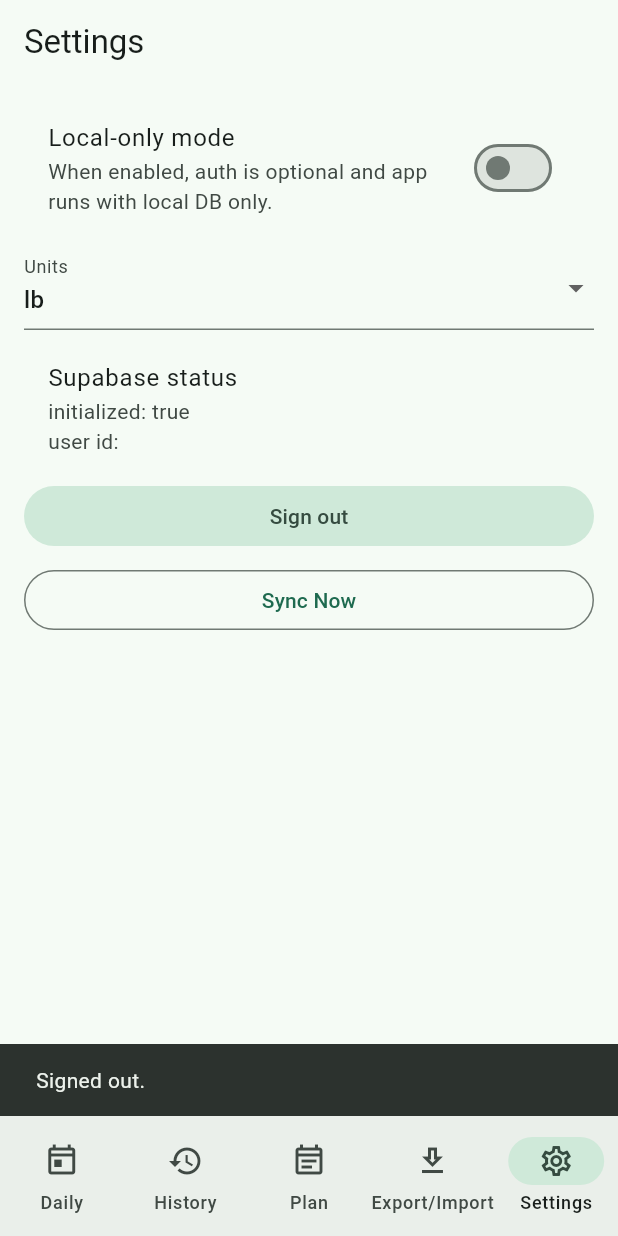
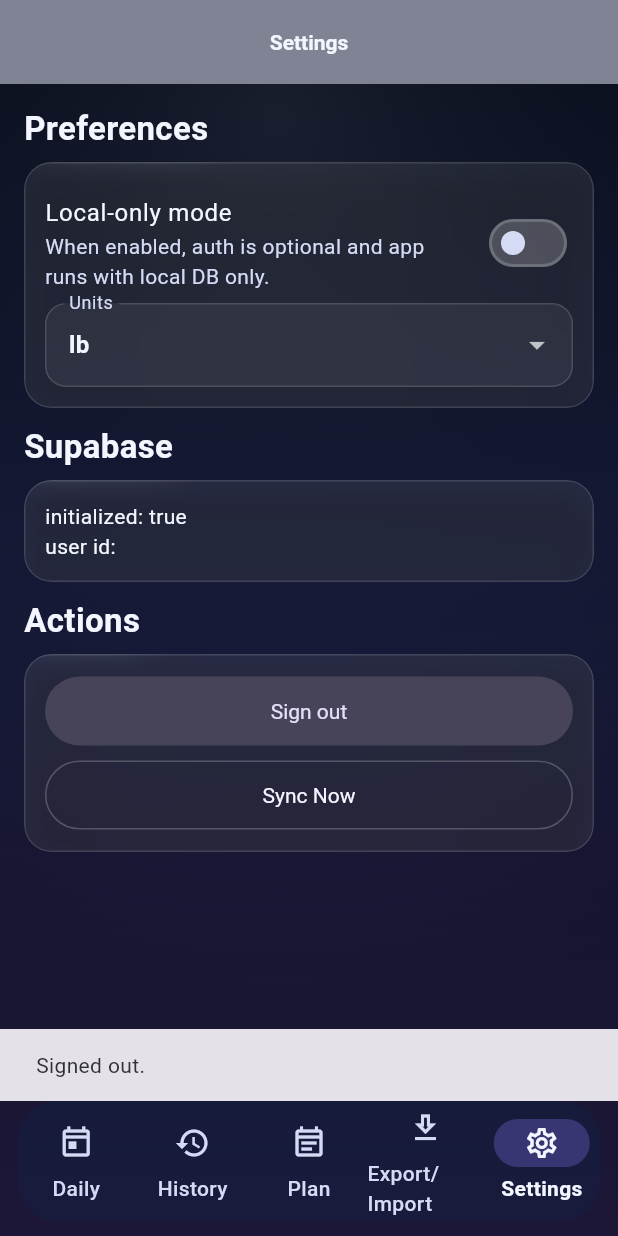
Before and after one commit to rwamoroso/adaptive-athlete, a Flutter app: the screen it shows once a user with an empty profile is signed in, item 5 of the bottom bar chosen, after a tap on "Sign out", on a phone screen of 412 x 824 dp. Run offline on Flutter 3.47's test engine with Material 3 defaults, Android fonts, the phone set to English and light mode, and no system bars; our stand-ins replace csv, drift, drift_flutter, file_picker, flutter_riverpod, go_router and 1 more; missing offline and left inert: excel, spreadsheet_decoder; accounts and stored records are empty; generated files the repository leaves out were written again; statements that could not run were skipped.

Commit message:
Restyle History Plan Export Settings and shell to clinical system

```diff
--- a/lib/features/export/export_screen.dart
+++ b/lib/features/export/export_screen.dart
@@ -5,6 +5,7 @@ import 'package:flutter_riverpod/flutter_riverpod.dart';
 import '../../core/utils/app_providers.dart';
 import '../../db/app_db.dart';
 import '../training/garmin_csv_import_service.dart';
+import '../ui/clinical_widgets.dart';
 import '../training/run_inputs_screen.dart';
 import '../training/strength_history_import_service.dart';
 
@@ -241,7 +242,9 @@ class _ExportScreenState extends ConsumerState<ExportScreen> {
     return ListView(
       padding: const EdgeInsets.all(16),
       children: [
-        Card(
+        const SectionHeader(text: 'Import / Export'),
+        const SizedBox(height: 8),
+        GlassCard(
           child: Padding(
             padding: const EdgeInsets.all(12),
             child: Column(
@@ -318,7 +321,7 @@ class _ExportScreenState extends ConsumerState<ExportScreen> {
           ),
         ),
         const SizedBox(height: 16),
-        Card(
+        GlassCard(
           child: Padding(
             padding: const EdgeInsets.all(12),
             child: Column(
@@ -386,7 +389,7 @@ class _ExportScreenState extends ConsumerState<ExportScreen> {
           ),
         ),
         const SizedBox(height: 16),
-        Card(
+        GlassCard(
           child: Padding(
             padding: const EdgeInsets.all(12),
             child: Column(
@@ -436,7 +439,7 @@ class _ExportScreenState extends ConsumerState<ExportScreen> {
           ),
         ),
         const SizedBox(height: 16),
-        Card(
+        GlassCard(
           child: Padding(
             padding: const EdgeInsets.all(12),
             child: Column(
--- a/lib/features/plan/plan_screen.dart
+++ b/lib/features/plan/plan_screen.dart
@@ -7,6 +7,7 @@ import 'package:flutter_riverpod/flutter_riverpod.dart';
 import '../../core/rules/recovery_gating.dart';
 import '../../core/utils/app_providers.dart';
 import '../../core/utils/date_utils.dart';
+import '../ui/clinical_widgets.dart';
 import 'ppl_template_service.dart';
 
 class PlanScreen extends ConsumerStatefulWidget {
@@ -106,8 +107,12 @@ class _PlanScreenState extends ConsumerState<PlanScreen> {
 
   @override
   Widget build(BuildContext context) {
-    return Padding(
-      padding: const EdgeInsets.all(16),
+    return ListView(
+      padding: const EdgeInsets.fromLTRB(16, 16, 16, 120),
+      children: [
+        const SectionHeader(text: 'Plan Builder'),
+        const SizedBox(height: 8),
+        GlassCard(
           child: Column(
             crossAxisAlignment: CrossAxisAlignment.start,
             children: [
@@ -126,9 +131,13 @@ class _PlanScreenState extends ConsumerState<PlanScreen> {
                     ),
                   ),
                   const SizedBox(width: 8),
-              OutlinedButton(
+                  SizedBox(
+                    width: 130,
+                    child: PrimaryPillButton(
+                      text: 'Pick XLSX',
+                      variant: PillButtonVariant.outlined,
                       onPressed: _pickTemplateFile,
-                child: const Text('Pick XLSX'),
+                    ),
                   ),
                 ],
               ),
@@ -138,9 +147,14 @@ class _PlanScreenState extends ConsumerState<PlanScreen> {
                   Expanded(
                     child: Text('First Day of Split: ${toYmd(_startDate)}'),
                   ),
-              OutlinedButton(
+                  const SizedBox(width: 8),
+                  SizedBox(
+                    width: 130,
+                    child: PrimaryPillButton(
+                      text: 'Change Date',
+                      variant: PillButtonVariant.outlined,
                       onPressed: _pickStartDate,
-                child: const Text('Change Date'),
+                    ),
                   ),
                 ],
               ),
@@ -154,14 +168,19 @@ class _PlanScreenState extends ConsumerState<PlanScreen> {
                 onChanged: (value) => setState(() => _applyProgression = value),
               ),
               const SizedBox(height: 8),
-          FilledButton(
+              SizedBox(
+                width: double.infinity,
+                child: PrimaryPillButton(
+                  text: 'Generate Split Plan From Template',
                   onPressed: _generating ? null : _generatePlan,
-            child: const Text('Generate Split Plan From Template'),
                 ),
-          const SizedBox(height: 12),
-          Text(_status),
+              ),
             ],
           ),
+        ),
+        const SizedBox(height: 10),
+        GlassCard(child: Text(_status)),
+      ],
     );
   }
 }
--- a/lib/features/settings/settings_screen.dart
+++ b/lib/features/settings/settings_screen.dart
@@ -4,6 +4,7 @@ import 'package:supabase_flutter/supabase_flutter.dart';
 
 import '../../core/utils/app_providers.dart';
 import '../sync/sync_service.dart';
+import '../ui/clinical_widgets.dart';
 
 class SettingsScreen extends ConsumerWidget {
   const SettingsScreen({super.key});
@@ -20,16 +21,21 @@ class SettingsScreen extends ConsumerWidget {
     }
 
     return ListView(
-      padding: const EdgeInsets.all(16),
+      padding: const EdgeInsets.fromLTRB(16, 16, 16, 120),
+      children: [
+        const SectionHeader(text: 'Preferences'),
+        const SizedBox(height: 8),
+        GlassCard(
+          child: Column(
             children: [
               SwitchListTile(
+                contentPadding: EdgeInsets.zero,
                 title: const Text('Local-only mode'),
                 subtitle: const Text(
                     'When enabled, auth is optional and app runs with local DB only.'),
                 value: settings.localOnly,
                 onChanged: settingsNotifier.setLocalOnly,
               ),
-        const SizedBox(height: 12),
               DropdownButtonFormField<UnitPreference>(
                 value: settings.unit,
                 decoration: const InputDecoration(labelText: 'Units'),
@@ -43,17 +49,40 @@ class SettingsScreen extends ConsumerWidget {
                   }
                 },
               ),
+            ],
+          ),
+        ),
         const SizedBox(height: 12),
-        ListTile(
-          title: const Text('Supabase status'),
-          subtitle: Text(
-              'initialized: ${bootstrap.initialized}\nuser id: ${userId ?? 'none'}'),
+        const SectionHeader(text: 'Supabase'),
+        const SizedBox(height: 8),
+        GlassCard(
+          child: Column(
+            crossAxisAlignment: CrossAxisAlignment.start,
+            children: [
+              Text(
+                'initialized: ${bootstrap.initialized}\nuser id: ${userId ?? 'none'}',
               ),
-        if (bootstrap.error != null)
-          Text('Init error: ${bootstrap.error}',
-              style: const TextStyle(color: Colors.orange)),
+              if (bootstrap.error != null) ...[
                 const SizedBox(height: 8),
-        FilledButton.tonal(
+                Text(
+                  'Init error: ${bootstrap.error}',
+                  style: const TextStyle(color: Colors.orange),
+                ),
+              ],
+            ],
+          ),
+        ),
+        const SizedBox(height: 12),
+        const SectionHeader(text: 'Actions'),
+        const SizedBox(height: 8),
+        GlassCard(
+          child: Column(
+            children: [
+              SizedBox(
+                width: double.infinity,
+                child: PrimaryPillButton(
+                  text: 'Sign out',
+                  variant: PillButtonVariant.tonal,
                   onPressed: !bootstrap.initialized
                       ? null
                       : () async {
@@ -63,10 +92,14 @@ class SettingsScreen extends ConsumerWidget {
                                 const SnackBar(content: Text('Signed out.')));
                           }
                         },
-          child: const Text('Sign out'),
+                ),
               ),
               const SizedBox(height: 8),
-        OutlinedButton(
+              SizedBox(
+                width: double.infinity,
+                child: PrimaryPillButton(
+                  text: 'Sync Now',
+                  variant: PillButtonVariant.outlined,
                   onPressed: () async {
                     final status = await SyncService(
                       db: ref.read(appDbProvider),
@@ -77,7 +110,10 @@ class SettingsScreen extends ConsumerWidget {
                           .showSnackBar(SnackBar(content: Text(status)));
                     }
                   },
-          child: const Text('Sync Now'),
+                ),
+              ),
+            ],
+          ),
         ),
       ],
     );
--- a/lib/features/training/history_screen.dart
+++ b/lib/features/training/history_screen.dart
@@ -3,6 +3,7 @@ import 'package:flutter_riverpod/flutter_riverpod.dart';
 
 import '../../core/utils/app_providers.dart';
 import '../../db/app_db.dart';
+import '../ui/clinical_widgets.dart';
 import 'workout_day_detail_screen.dart';
 
 class HistoryScreen extends ConsumerWidget {
@@ -20,25 +21,62 @@ class HistoryScreen extends ConsumerWidget {
         }
 
         final days = snapshot.data ?? const <WorkoutDay>[];
-        if (days.isEmpty) {
-          return const Center(child: Text('No workout days yet.'));
-        }
 
-        return ListView.builder(
-          itemCount: days.length,
-          itemBuilder: (context, index) {
-            final day = days[index];
-            return ListTile(
-              title: Text(day.workoutDate),
-              subtitle: Text('id: ${day.id}'),
-              trailing: const Icon(Icons.chevron_right),
-              onTap: () {
-                Navigator.of(context).push(MaterialPageRoute(
-                    builder: (_) =>
-                        WorkoutDayDetailScreen(date: day.workoutDate)));
-              },
-            );
-          },
+        return ListView(
+          padding: const EdgeInsets.fromLTRB(16, 16, 16, 120),
+          children: [
+            const SectionHeader(text: 'Workout History'),
+            const SizedBox(height: 8),
+            GlassCard(
+              child: Text(
+                days.isEmpty
+                    ? 'No workout days yet.'
+                    : '${days.length} workout day entries',
+              ),
+            ),
+            const SizedBox(height: 10),
+            if (days.isEmpty)
+              const GlassCard(child: Text('No workout days yet.'))
+            else
+              ...days.map(
+                (day) => Padding(
+                  padding: const EdgeInsets.only(bottom: 10),
+                  child: GlassCard(
+                    onTap: () {
+                      Navigator.of(context).push(
+                        MaterialPageRoute(
+                          builder: (_) =>
+                              WorkoutDayDetailScreen(date: day.workoutDate),
+                        ),
+                      );
+                    },
+                    child: Row(
+                      children: [
+                        const Icon(Icons.event_note_outlined),
+                        const SizedBox(width: 10),
+                        Expanded(
+                          child: Column(
+                            crossAxisAlignment: CrossAxisAlignment.start,
+                            children: [
+                              Text(
+                                day.workoutDate,
+                                style: Theme.of(context).textTheme.titleMedium,
+                              ),
+                              const SizedBox(height: 2),
+                              Text(
+                                'id: ${day.id}',
+                                style: Theme.of(context).textTheme.bodySmall,
+                              ),
+                            ],
+                          ),
+                        ),
+                        const Icon(Icons.chevron_right),
+                      ],
+                    ),
+                  ),
+                ),
+              ),
+          ],
         );
       },
     );
--- a/lib/features/training/home_shell.dart
+++ b/lib/features/training/home_shell.dart
@@ -1,5 +1,6 @@
 import 'package:flutter/material.dart';
 
+import '../ui/clinical_theme.dart';
 import '../export/export_screen.dart';
 import '../plan/plan_screen.dart';
 import '../settings/settings_screen.dart';
@@ -34,24 +35,79 @@ class _HomeShellState extends State<HomeShell> {
 
   @override
   Widget build(BuildContext context) {
-    return Scaffold(
+    return Theme(
+      data: buildClinicalTheme(),
+      child: Scaffold(
+        extendBody: true,
         appBar: AppBar(title: Text(_titles[_index])),
-      body: IndexedStack(index: _index, children: _pages),
-      bottomNavigationBar: NavigationBar(
+        body: Stack(
+          children: [
+            const Positioned.fill(child: _ClinicalGradientBackground()),
+            Positioned.fill(
+              child: DecoratedBox(
+                decoration: BoxDecoration(
+                  gradient: RadialGradient(
+                    center: const Alignment(-0.1, -0.95),
+                    radius: 1.45,
+                    colors: [
+                      Colors.white.withValues(alpha: 0.06),
+                      Colors.transparent,
+                      Colors.black.withValues(alpha: 0.30),
+                    ],
+                    stops: const [0, 0.55, 1],
+                  ),
+                ),
+              ),
+            ),
+            Positioned.fill(
+                child: IndexedStack(index: _index, children: _pages)),
+          ],
+        ),
+        bottomNavigationBar: SafeArea(
+          minimum: const EdgeInsets.fromLTRB(12, 0, 12, 10),
+          child: ClipRRect(
+            borderRadius: BorderRadius.circular(26),
+            child: NavigationBar(
               selectedIndex: _index,
               onDestinationSelected: (index) => setState(() => _index = index),
               destinations: const [
                 NavigationDestination(
                     icon: Icon(Icons.today_outlined), label: 'Daily'),
-          NavigationDestination(icon: Icon(Icons.history), label: 'History'),
+                NavigationDestination(
+                    icon: Icon(Icons.history), label: 'History'),
                 NavigationDestination(
                     icon: Icon(Icons.event_note_outlined), label: 'Plan'),
                 NavigationDestination(
-              icon: Icon(Icons.download_outlined), label: 'Export/Import'),
+                    icon: Icon(Icons.download_outlined),
+                    label: 'Export/Import'),
                 NavigationDestination(
                     icon: Icon(Icons.settings_outlined), label: 'Settings'),
               ],
             ),
+          ),
+        ),
+      ),
     );
   }
 }
+
+class _ClinicalGradientBackground extends StatelessWidget {
+  const _ClinicalGradientBackground();
+
+  @override
+  Widget build(BuildContext context) {
+    return DecoratedBox(
+      decoration: const BoxDecoration(
+        gradient: LinearGradient(
+          begin: Alignment.topCenter,
+          end: Alignment.bottomCenter,
+          colors: [
+            ClinicalPalette.bgTop,
+            ClinicalPalette.bgMid,
+            ClinicalPalette.bgBottom,
+          ],
+        ),
+      ),
+    );
+  }
+}
```
Lines whose indentation alone changed are shown as unchanged.
